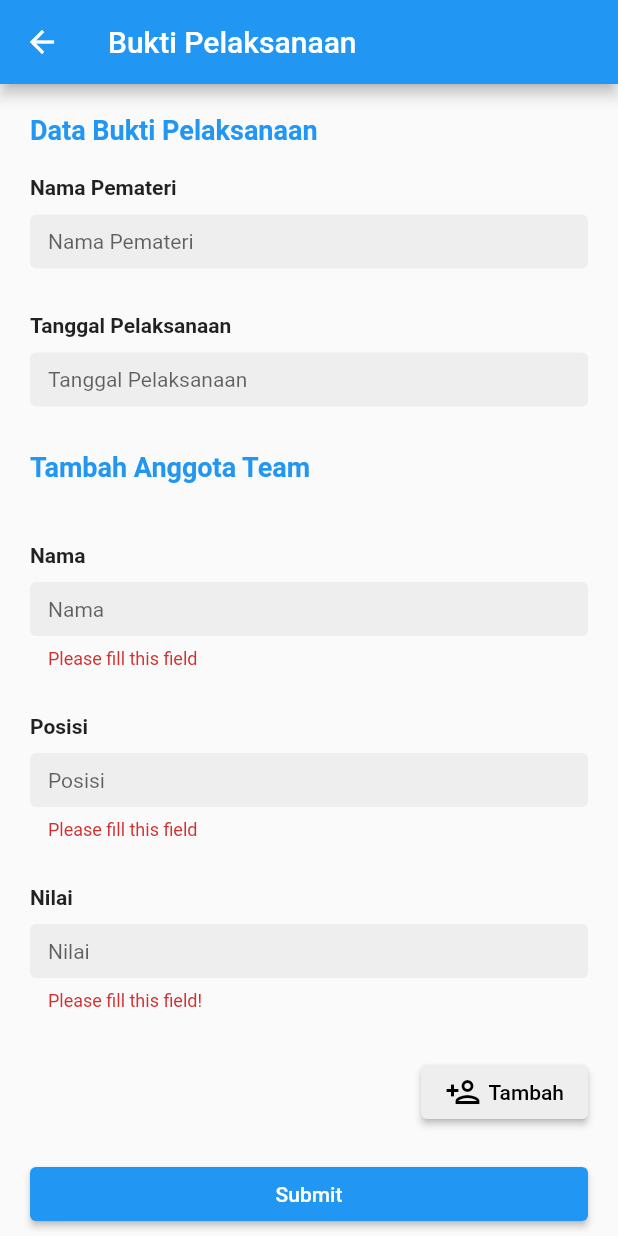
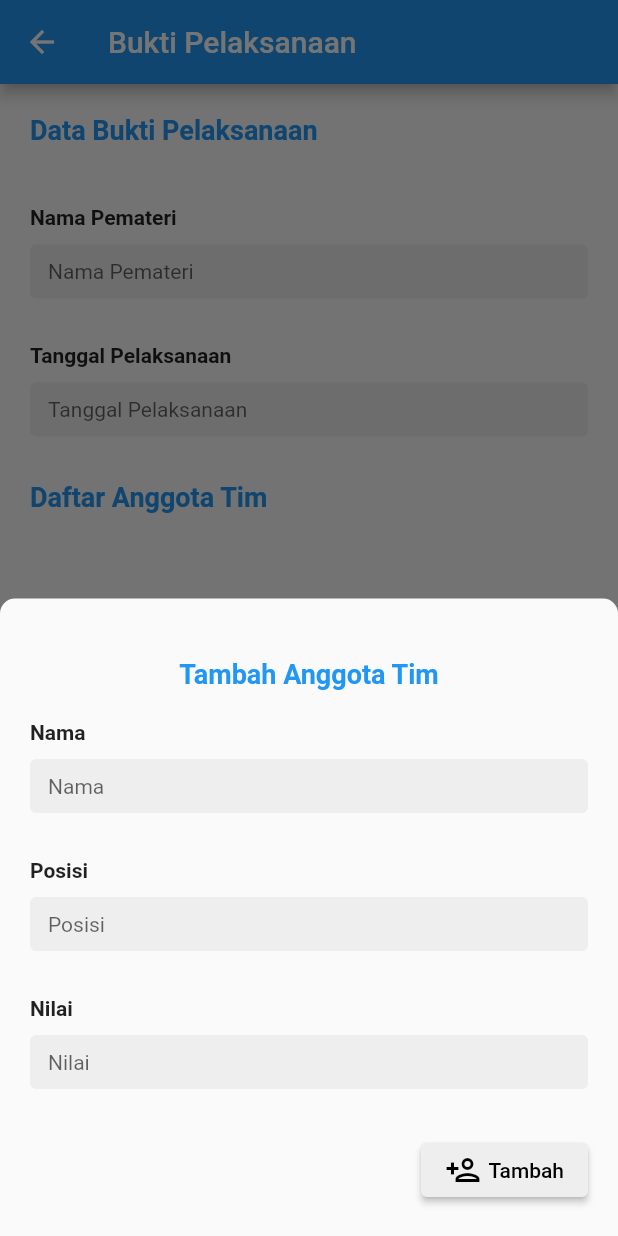
Before and after one commit to jpngeekudin/halal-chain-android, a Flutter app: the UmkmPenilaianPage screen opened by its route, after a tap on "Tambah", on a phone screen of 412 x 824 dp. Run offline on Flutter 3.47's test engine with Material 2 defaults, Android fonts, the phone set to English and light mode, and no system bars; our stand-ins replace dio, dotted_border, file_picker, flutter_secure_storage, google_fonts, logger and 2 more; accounts and stored records are empty.

Commit message:
daftar hadir kaji re

```diff
--- /dev/null
+++ b/lib/helpers/modal_helper.dart
@@ -0,0 +1,20 @@
+import 'package:flutter/cupertino.dart';
+
+const ModalBottomSheetShape = RoundedRectangleBorder(
+  borderRadius: BorderRadius.only(
+    topLeft: Radius.circular(10),
+    topRight: Radius.circular(10)
+  )
+);
+
+Widget getModalBottomSheetWrapper({
+  required BuildContext context,
+  required Widget child,
+}) {
+  return Container(
+    padding: EdgeInsets.only(
+      bottom: MediaQuery.of(context).viewInsets.bottom
+    ),
+    child: child,
+  );
+}
--- /dev/null
+++ b/lib/helpers/typography_helper.dart
@@ -0,0 +1,25 @@
+import 'package:flutter/cupertino.dart';
+import 'package:flutter/material.dart';
+
+Widget getHeader({
+  required BuildContext context,
+  required String text,
+}) {
+  return Container(
+    margin: EdgeInsets.only(bottom: 20),
+    child: Text(text, style: TextStyle(
+      fontWeight: FontWeight.bold,
+      fontSize: 18,
+      color: Theme.of(context).primaryColor
+    )),
+  );
+}
+
+Widget getPlaceholder({
+  required String text,
+}) {
+  return Text(text, style: TextStyle(
+    fontWeight: FontWeight.bold,
+    color: Colors.grey
+  ));
+}
--- a/lib/pages/home_page.dart
+++ b/lib/pages/home_page.dart
@@ -39,9 +39,7 @@ class _HomePageState extends State<HomePage> {
   bool _enableSimulasiSJH = false;
 
   void _navigateToProfile(BuildContext context) {
-    SchedulerBinding.instance!.addPostFrameCallback((timeStamp) {
-      Navigator.of(context).pushNamed('/profile');
-    });
+    Navigator.of(context).pushNamed('/profile');
   }
 
   Future<Map<String, dynamic>?> _getUserData(BuildContext context) async {
--- a/lib/pages/umkm_pages/umkm_data_sjh_pages/umkm_penilaian_page.dart
+++ b/lib/pages/umkm_pages/umkm_data_sjh_pages/umkm_penilaian_page.dart
@@ -3,6 +3,8 @@ import 'package:flutter/material.dart';
 import 'package:halal_chain/configs/api_config.dart';
 import 'package:halal_chain/helpers/date_helper.dart';
 import 'package:halal_chain/helpers/form_helper.dart';
+import 'package:halal_chain/helpers/modal_helper.dart';
+import 'package:halal_chain/helpers/typography_helper.dart';
 import 'package:halal_chain/helpers/umkm_helper.dart';
 import 'package:halal_chain/models/umkm_model.dart';
 import 'package:halal_chain/services/core_service.dart';
@@ -29,7 +31,87 @@ class _UmkmPenilaianPageState extends State<UmkmPenilaianPage> {
   final _tanggalController = TextEditingController();
   final _pemateriController = TextEditingController();
 
-  void _addAssignment() {
+  void _showAssignmentModal() {
+    showModalBottomSheet(
+      context: context,
+      isScrollControlled: true,
+      shape: ModalBottomSheetShape,
+      builder: (context) {
+        return getModalBottomSheetWrapper(
+          context: context,
+          child: SingleChildScrollView(
+            child: Container(
+              padding: EdgeInsets.all(20),
+              child: Column(
+                mainAxisAlignment: MainAxisAlignment.start,
+                children: [
+                  SizedBox(height: 20),
+                  getHeader(text: 'Tambah Anggota Tim', context: context),
+                  Form(
+                    key: _teamMemberFormKey,
+                    child: Column(
+                      crossAxisAlignment: CrossAxisAlignment.start,
+                      children: [
+                        getInputWrapper(
+                          label: 'Nama',
+                          input: TextFormField(
+                            controller: _namaController,
+                            decoration: getInputDecoration(label: 'Nama'),
+                            style: inputTextStyle,
+                            validator: validateRequired,
+                          ),
+                        ),
+                        // getInputWrapper(
+                        //   label: 'Jabatan',
+                        //   input: TextFormField(
+                        //     controller: _jabatanController,
+                        //     decoration: getInputDecoration(label: 'Jabatan'),
+                        //     style: inputTextStyle,
+                        //     validator: validateRequired,
+                        //   ),
+                        // ),
+                        getInputWrapper(
+                          label: 'Posisi',
+                          input: TextFormField(
+                            controller: _positionController,
+                            decoration: getInputDecoration(label: 'Posisi'),
+                            style: inputTextStyle,
+                            validator: validateRequired,
+                          ),
+                        ),
+                        getInputWrapper(
+                          label: 'Nilai',
+                          input: TextFormField(
+                            controller: _nilaiController,
+                            decoration: getInputDecoration(label: 'Nilai'),
+                            style: inputTextStyle,
+                            validator: (valueStr) {
+                              if (valueStr == null || valueStr.isEmpty) return 'Please fill this field!';
+                              final value = int.parse(valueStr);
+                              if (value < 0 || value > 100) return 'Please insert value between 0 to 100';
+                              else return null;
+                            },
+                            keyboardType: TextInputType.number,
+                          ),
+                        ),
+                      ],
+                    ),
+                  ),
+                  Row(
+                    mainAxisAlignment: MainAxisAlignment.end,
+                    children: [
+                      ElevatedButton(
+                        child: Wrap(
+                          crossAxisAlignment: WrapCrossAlignment.center,
+                          children: [
+                            Icon(Icons.person_add_outlined, color: Colors.black),
+                            SizedBox(width: 5),
+                            Text('Tambah', style: TextStyle(
+                              color: Colors.black
+                            )),
+                          ],
+                        ),
+                        onPressed: () {
                           final valid = _teamMemberFormKey.currentState!.validate();
                           if (!valid) return;
 
@@ -40,6 +122,25 @@ class _UmkmPenilaianPageState extends State<UmkmPenilaianPage> {
                             _nilaiController.text.isEmpty
                           ) return;
 
+                          _addAssignment();
+                          Navigator.of(context).pop();
+                        },
+                        style: ElevatedButton.styleFrom(
+                          primary: Colors.grey[200],
+                        ),
+                      ),
+                    ],
+                  )
+                ],
+              ),
+            ),
+          )
+        );
+      }
+    );
+  }
+
+  void _addAssignment() {
     // final assignment = UmkmTeamAssignmentWithScore(
     //   _namaController.text,
     //   _jabatanController.text,
@@ -112,11 +213,10 @@ class _UmkmPenilaianPageState extends State<UmkmPenilaianPage> {
             child: Column(
               crossAxisAlignment: CrossAxisAlignment.start,
               children: [
-                Text('Data Bukti Pelaksanaan', style: TextStyle(
-                  fontWeight: FontWeight.bold,
-                  fontSize: 18,
-                  color: Theme.of(context).primaryColor
-                )),
+                getHeader(
+                  text: 'Data Bukti Pelaksanaan',
+                  context: context
+                ),
                 SizedBox(height: 20),
                 Form(
                   key: _dataPelaksanaanFormKey,
@@ -160,12 +260,10 @@ class _UmkmPenilaianPageState extends State<UmkmPenilaianPage> {
                     ],
                   ),
                 ),
-                Text('Tambah Anggota Team', style: TextStyle(
-                  fontWeight: FontWeight.bold,
-                  fontSize: 18,
-                  color: Theme.of(context).primaryColor
-                )),
-                SizedBox(height: 20),
+                getHeader(
+                  context: context,
+                  text: 'Daftar Anggota Tim'
+                ),
                 ..._teamAssignment.map((ass) {
                   return Container(
                     padding: EdgeInsets.all(20),
@@ -226,57 +324,12 @@ class _UmkmPenilaianPageState extends State<UmkmPenilaianPage> {
                     ),
                   );
                 }),
+                if (_teamAssignment.isEmpty) Container(
+                  height: 200,
+                  alignment: Alignment.center,
+                  child: getPlaceholder(text: 'Belum ada anggota tim'),
+                ),
                 SizedBox(height: 20),
-                Form(
-                  key: _teamMemberFormKey,
-                  child: Column(
-                    crossAxisAlignment: CrossAxisAlignment.start,
-                    children: [
-                      getInputWrapper(
-                        label: 'Nama',
-                        input: TextFormField(
-                          controller: _namaController,
-                          decoration: getInputDecoration(label: 'Nama'),
-                          style: inputTextStyle,
-                          validator: validateRequired,
-                        ),
-                      ),
-                      // getInputWrapper(
-                      //   label: 'Jabatan',
-                      //   input: TextFormField(
-                      //     controller: _jabatanController,
-                      //     decoration: getInputDecoration(label: 'Jabatan'),
-                      //     style: inputTextStyle,
-                      //     validator: validateRequired,
-                      //   ),
-                      // ),
-                      getInputWrapper(
-                        label: 'Posisi',
-                        input: TextFormField(
-                          controller: _positionController,
-                          decoration: getInputDecoration(label: 'Posisi'),
-                          style: inputTextStyle,
-                          validator: validateRequired,
-                        ),
-                      ),
-                      getInputWrapper(
-                        label: 'Nilai',
-                        input: TextFormField(
-                          controller: _nilaiController,
-                          decoration: getInputDecoration(label: 'Nilai'),
-                          style: inputTextStyle,
-                          validator: (valueStr) {
-                            if (valueStr == null || valueStr.isEmpty) return 'Please fill this field!';
-                            final value = int.parse(valueStr);
-                            if (value < 0 || value > 100) return 'Please insert value between 0 to 100';
-                            else return null;
-                          },
-                          keyboardType: TextInputType.number,
-                        ),
-                      ),
-                    ],
-                  ),
-                ),
                 Container(
                   margin: EdgeInsets.only(bottom: 20),
                   alignment: Alignment.centerRight,
@@ -291,7 +344,7 @@ class _UmkmPenilaianPageState extends State<UmkmPenilaianPage> {
                         )),
                       ],
                     ),
-                    onPressed: _addAssignment,
+                    onPressed: _showAssignmentModal,
                     style: ElevatedButton.styleFrom(
                       primary: Colors.grey[200],
                     ),
```
Also changed, not shown: lib/pages/umkm_pages/umkm_data_sjh_pages/umkm_daftar_hadir_kaji_page.dart (+181 -100 lines), lib/pages/umkm_pages/umkm_data_sjh_pages/umkm_team_assign_page.dart (+4 -10 lines), pubspec.lock, 2 other files. Lines whose indentation alone changed are shown as unchanged.
